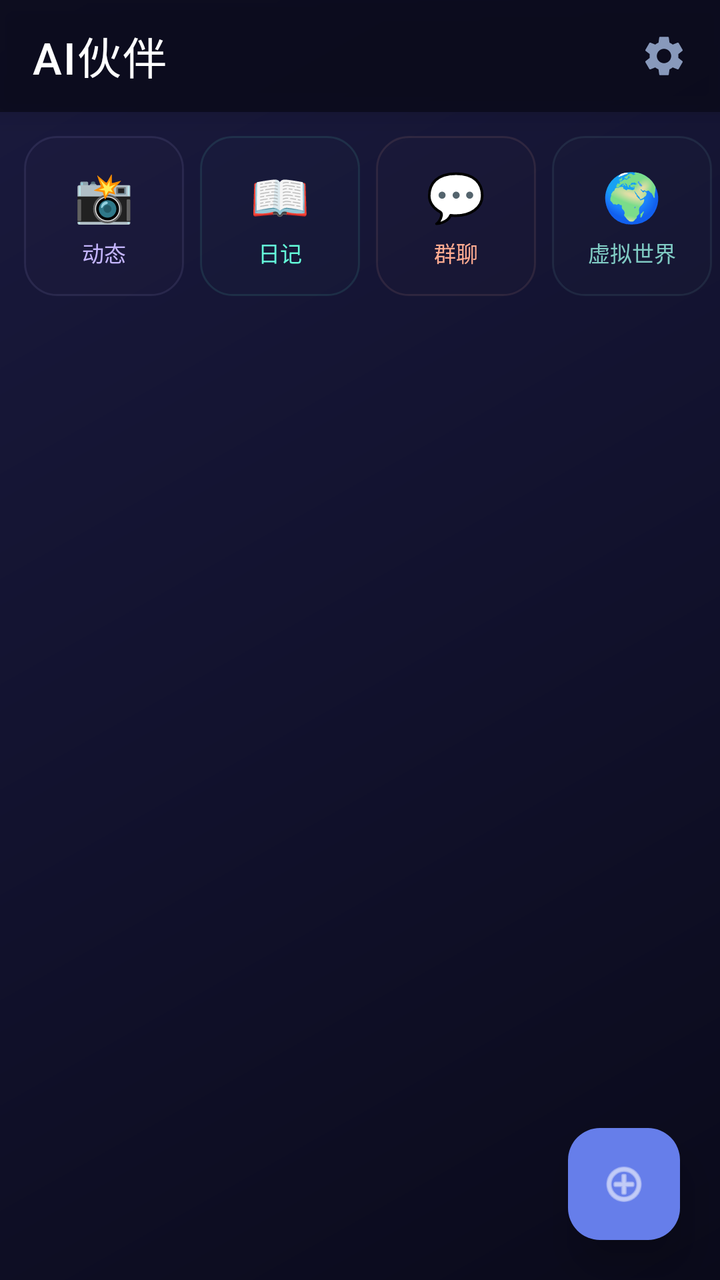
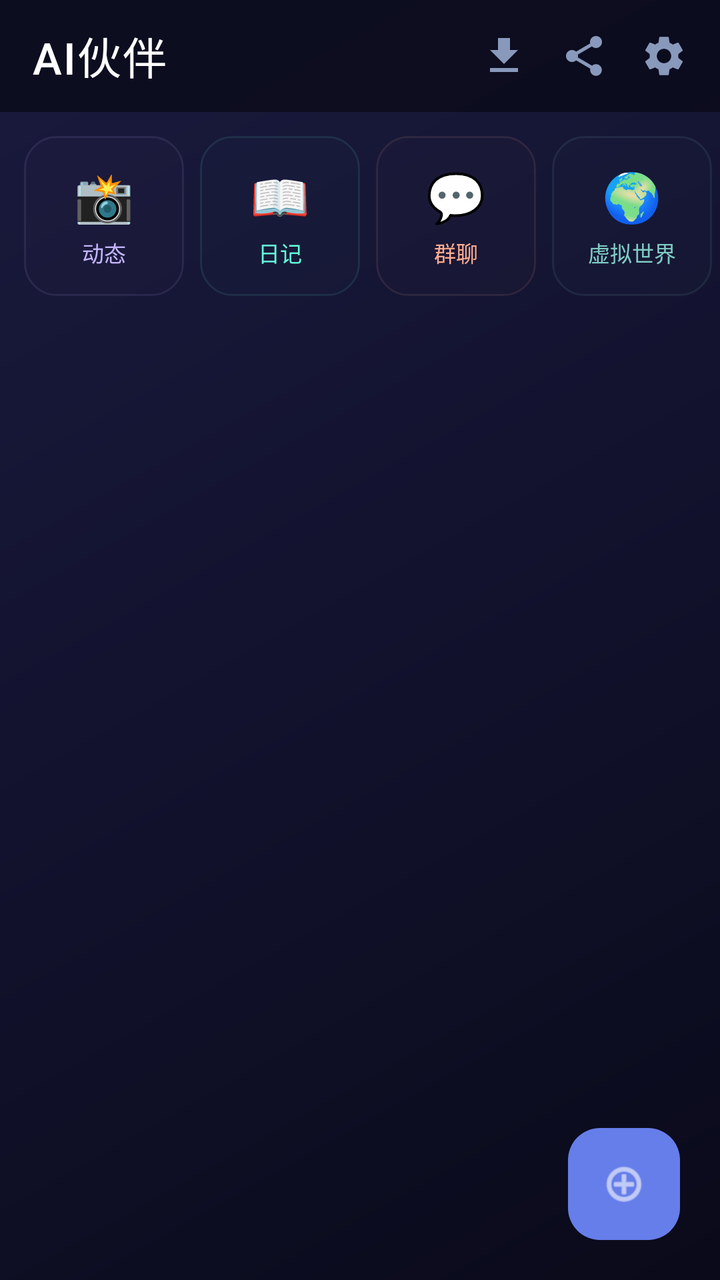

An Android layout rendered at two revisions. The XML below is the earlier revision; the diff shows what the commit changed to produce the second picture.
<!-- AndroidManifest.xml: activity theme Theme.Companion -->
<!-- res/layout/activity_home.xml -->
<?xml version="1.0" encoding="utf-8"?>
<LinearLayout xmlns:android="http://schemas.android.com/apk/res/android"
    xmlns:app="http://schemas.android.com/apk/res-auto"
    android:id="@+id/home_root"
    android:layout_width="match_parent"
    android:layout_height="match_parent"
    android:orientation="vertical"
    android:background="@drawable/bg_gradient">

    <LinearLayout
        android:layout_width="match_parent"
        android:layout_height="56dp"
        android:orientation="horizontal"
        android:gravity="center_vertical"
        android:background="#cc0a0a1a"
        android:elevation="8dp"
        android:paddingStart="16dp"
        android:paddingEnd="8dp">

        <TextView
            android:layout_width="0dp"
            android:layout_height="wrap_content"
            android:layout_weight="1"
            android:text="AI伙伴"
            android:textSize="22sp"
            android:textColor="@android:color/white"
            android:fontFamily="sans-serif-medium"
            android:letterSpacing="0.03" />

        <ImageView
            android:id="@+id/btn_settings_entry"
            android:layout_width="40dp"
            android:layout_height="40dp"
            android:src="@drawable/ic_settings"
            android:padding="8dp"
            android:background="?attr/selectableItemBackgroundBorderless"
            app:tint="#8899bb"
            android:contentDescription="设置" />
    </LinearLayout>

    <HorizontalScrollView
        android:layout_width="match_parent"
        android:layout_height="wrap_content"
        android:scrollbars="none"
        android:paddingStart="12dp"
        android:paddingEnd="12dp"
        android:paddingTop="12dp"
        android:paddingBottom="4dp"
        android:clipToPadding="false"
        android:overScrollMode="never">

        <LinearLayout
            android:layout_width="wrap_content"
            android:layout_height="wrap_content"
            android:orientation="horizontal">

            <LinearLayout
                android:id="@+id/btn_moments_entry"
                android:layout_width="80dp"
                android:layout_height="80dp"
                android:orientation="vertical"
                android:gravity="center"
                android:background="@drawable/bg_feature_card"
                android:layout_marginEnd="8dp"
                android:clickable="true"
                android:focusable="true"
                android:backgroundTint="#1ac4b5fd">

                <TextView
                    android:layout_width="wrap_content"
                    android:layout_height="wrap_content"
                    android:text="📸"
                    android:textSize="24sp" />

                <TextView
                    android:layout_width="wrap_content"
                    android:layout_height="wrap_content"
                    android:text="动态"
                    android:textSize="11sp"
                    android:textColor="#c4b5fd"
                    android:layout_marginTop="4dp" />
            </LinearLayout>

            <LinearLayout
                android:id="@+id/btn_diary_entry"
                android:layout_width="80dp"
                android:layout_height="80dp"
                android:orientation="vertical"
                android:gravity="center"
                android:background="@drawable/bg_feature_card"
                android:layout_marginEnd="8dp"
                android:clickable="true"
                android:focusable="true"
                android:backgroundTint="#1a64ffda">

                <TextView
                    android:layout_width="wrap_content"
                    android:layout_height="wrap_content"
                    android:text="📖"
                    android:textSize="24sp" />

                <TextView
                    android:layout_width="wrap_content"
                    android:layout_height="wrap_content"
                    android:text="日记"
                    android:textSize="11sp"
                    android:textColor="#64ffda"
                    android:layout_marginTop="4dp" />
            </LinearLayout>

            <LinearLayout
                android:id="@+id/btn_group_chat_entry"
                android:layout_width="80dp"
                android:layout_height="80dp"
                android:orientation="vertical"
                android:gravity="center"
                android:background="@drawable/bg_feature_card"
                android:layout_marginEnd="8dp"
                android:clickable="true"
                android:focusable="true"
                android:backgroundTint="#1affab91">

                <TextView
                    android:layout_width="wrap_content"
                    android:layout_height="wrap_content"
                    android:text="💬"
                    android:textSize="24sp" />

                <TextView
                    android:layout_width="wrap_content"
                    android:layout_height="wrap_content"
                    android:text="群聊"
                    android:textSize="11sp"
                    android:textColor="#ffab91"
                    android:layout_marginTop="4dp" />
            </LinearLayout>

            <LinearLayout
                android:id="@+id/btn_virtual_world_entry"
                android:layout_width="80dp"
                android:layout_height="80dp"
                android:orientation="vertical"
                android:gravity="center"
                android:background="@drawable/bg_feature_card"
                android:layout_marginEnd="8dp"
                android:clickable="true"
                android:focusable="true"
                android:backgroundTint="#1a80cbc4">

                <TextView
                    android:layout_width="wrap_content"
                    android:layout_height="wrap_content"
                    android:text="🌍"
                    android:textSize="24sp" />

                <TextView
                    android:layout_width="wrap_content"
                    android:layout_height="wrap_content"
                    android:text="虚拟世界"
                    android:textSize="11sp"
                    android:textColor="#80cbc4"
                    android:layout_marginTop="4dp" />
            </LinearLayout>

            <LinearLayout
                android:id="@+id/btn_profile_entry"
                android:layout_width="80dp"
                android:layout_height="80dp"
                android:orientation="vertical"
                android:gravity="center"
                android:background="@drawable/bg_feature_card"
                android:layout_marginEnd="8dp"
                android:clickable="true"
                android:focusable="true"
                android:backgroundTint="#1affd54f">

                <TextView
                    android:layout_width="wrap_content"
                    android:layout_height="wrap_content"
                    android:text="👤"
                    android:textSize="24sp" />

                <TextView
                    android:layout_width="wrap_content"
                    android:layout_height="wrap_content"
                    android:text="档案"
                    android:textSize="11sp"
                    android:textColor="#ffd54f"
                    android:layout_marginTop="4dp" />
            </LinearLayout>
        </LinearLayout>
    </HorizontalScrollView>

    <FrameLayout
        android:layout_width="match_parent"
        android:layout_height="0dp"
        android:layout_weight="1">

        <androidx.recyclerview.widget.RecyclerView
            android:id="@+id/rv_personas"
            android:layout_width="match_parent"
            android:layout_height="match_parent"
            android:clipToPadding="false"
            android:padding="12dp"
            android:paddingBottom="80dp" />

        <com.google.android.material.floatingactionbutton.FloatingActionButton
            android:id="@+id/fab_add_persona"
            android:layout_width="wrap_content"
            android:layout_height="wrap_content"
            android:layout_gravity="bottom|end"
            android:layout_margin="20dp"
            android:src="@android:drawable/ic_menu_add"
            app:tint="@android:color/white"
            app:backgroundTint="#667eea"
            app:elevation="12dp"
            app:borderWidth="0dp"
            app:pressedTranslationZ="14dp"
            android:contentDescription="新建角色" />
    </FrameLayout>

</LinearLayout>
<!-- resources referenced by this layout -->
<resources>
  <!-- drawable bg_feature_card (drawable) -->
  <?xml version="1.0" encoding="utf-8"?>
  <shape xmlns:android="http://schemas.android.com/apk/res/android"
      android:shape="rectangle">
      <solid android:color="#1a2a2a4a" />
      <corners android:radius="16dp" />
      <stroke
          android:width="1dp"
          android:color="#222244" />
  </shape>
  <!-- drawable bg_gradient (drawable) -->
  <?xml version="1.0" encoding="utf-8"?>
  <shape xmlns:android="http://schemas.android.com/apk/res/android"
      android:shape="rectangle">
      <gradient
          android:type="linear"
          android:angle="135"
          android:startColor="#0a0a1a"
          android:centerColor="#12122e"
          android:endColor="#1a1a3e" />
  </shape>
  <!-- drawable ic_settings (drawable) -->
  <vector xmlns:android="http://schemas.android.com/apk/res/android"
      android:width="24dp"
      android:height="24dp"
      android:viewportWidth="24"
      android:viewportHeight="24">
      <path
          android:fillColor="#FFFFFF"
          android:pathData="M19.14,12.94c0.04,-0.3 0.06,-0.61 0.06,-0.94c0,-0.32 -0.02,-0.64 -0.07,-0.94l2.03,-1.58c0.18,-0.14 0.23,-0.41 0.12,-0.61l-1.92,-3.32c-0.12,-0.22 -0.37,-0.29 -0.59,-0.22l-2.39,0.96c-0.5,-0.38 -1.03,-0.7 -1.62,-0.94L14.4,2.81c-0.04,-0.24 -0.24,-0.41 -0.48,-0.41h-3.84c-0.24,0 -0.43,0.17 -0.47,0.41L9.25,5.35C8.66,5.59 8.12,5.92 7.63,6.29L5.24,5.33c-0.22,-0.08 -0.47,0 -0.59,0.22L2.74,8.87C2.62,9.08 2.66,9.34 2.86,9.48l2.03,1.58C4.84,11.36 4.8,11.69 4.8,12s0.02,0.64 0.07,0.94l-2.03,1.58c-0.18,0.14 -0.23,0.41 -0.12,0.61l1.92,3.32c0.12,0.22 0.37,0.29 0.59,0.22l2.39,-0.96c0.5,0.38 1.03,0.7 1.62,0.94l0.36,2.54c0.05,0.24 0.24,0.41 0.48,0.41h3.84c0.24,0 0.44,-0.17 0.47,-0.41l0.36,-2.54c0.59,-0.24 1.13,-0.56 1.62,-0.94l2.39,0.96c0.22,0.08 0.47,0 0.59,-0.22l1.92,-3.32c0.12,-0.22 0.07,-0.47 -0.12,-0.61L19.14,12.94ZM12,15.6c-1.98,0 -3.6,-1.62 -3.6,-3.6s1.62,-3.6 3.6,-3.6s3.6,1.62 3.6,3.6S13.98,15.6 12,15.6Z"/>
  </vector>
  <color name="accent_blue">#667eea</color>
  <color name="purple_700">#FF3700B3</color>
  <color name="white">#FFFFFFFF</color>
  <color name="accent_cyan">#64ffda</color>
  <color name="teal_700">#FF018786</color>
  <color name="surface_dark">#14142a</color>
  <color name="text_primary">#ececf4</color>
  <color name="bg_start">#0a0a1a</color>
  <color name="accent_purple">#c4b5fd</color>
  <!-- unchanged entries left out for length: 1 -->
</resources>

<!-- the commit's change to res/layout/activity_home.xml (unified diff, before → after) -->
@@ -13,7 +13,6 @@
         android:orientation="horizontal"
         android:gravity="center_vertical"
         android:background="#cc0a0a1a"
-        android:elevation="8dp"
         android:paddingStart="16dp"
         android:paddingEnd="8dp">
 
@@ -26,6 +25,26 @@
             android:textColor="@android:color/white"
             android:fontFamily="sans-serif-medium"
             android:letterSpacing="0.03" />
+
+        <ImageView
+            android:id="@+id/btn_import_personas"
+            android:layout_width="40dp"
+            android:layout_height="40dp"
+            android:src="@drawable/ic_download"
+            android:padding="8dp"
+            android:background="?attr/selectableItemBackgroundBorderless"
+            app:tint="#8899bb"
+            android:contentDescription="导入" />
+
+        <ImageView
+            android:id="@+id/btn_export_personas"
+            android:layout_width="40dp"
+            android:layout_height="40dp"
+            android:src="@drawable/ic_share"
+            android:padding="8dp"
+            android:background="?attr/selectableItemBackgroundBorderless"
+            app:tint="#8899bb"
+            android:contentDescription="导出" />
 
         <ImageView
             android:id="@+id/btn_settings_entry"
@@ -213,9 +232,9 @@
             android:src="@android:drawable/ic_menu_add"
             app:tint="@android:color/white"
             app:backgroundTint="#667eea"
-            app:elevation="12dp"
+            app:elevation="0dp"
             app:borderWidth="0dp"
-            app:pressedTranslationZ="14dp"
+            app:pressedTranslationZ="6dp"
             android:contentDescription="新建角色" />
     </FrameLayout>
 
<!-- resource entries referenced after the edit -->
@@ -21,6 +21,16 @@
           android:centerColor="#12122e"
           android:endColor="#1a1a3e" />
   </shape>
+  <!-- drawable ic_download (drawable) -->
+  <vector xmlns:android="http://schemas.android.com/apk/res/android"
+      android:width="24dp"
+      android:height="24dp"
+      android:viewportWidth="24"
+      android:viewportHeight="24">
+      <path
+          android:fillColor="#FFFFFF"
+          android:pathData="M19,9h-4V3H9v6H5l7,7 7,-7zM5,18v2h14v-2H5z"/>
+  </vector>
   <!-- drawable ic_settings (drawable) -->
   <vector xmlns:android="http://schemas.android.com/apk/res/android"
       android:width="24dp"
@@ -30,6 +40,16 @@
       <path
           android:fillColor="#FFFFFF"
           android:pathData="M19.14,12.94c0.04,-0.3 0.06,-0.61 0.06,-0.94c0,-0.32 -0.02,-0.64 -0.07,-0.94l2.03,-1.58c0.18,-0.14 0.23,-0.41 0.12,-0.61l-1.92,-3.32c-0.12,-0.22 -0.37,-0.29 -0.59,-0.22l-2.39,0.96c-0.5,-0.38 -1.03,-0.7 -1.62,-0.94L14.4,2.81c-0.04,-0.24 -0.24,-0.41 -0.48,-0.41h-3.84c-0.24,0 -0.43,0.17 -0.47,0.41L9.25,5.35C8.66,5.59 8.12,5.92 7.63,6.29L5.24,5.33c-0.22,-0.08 -0.47,0 -0.59,0.22L2.74,8.87C2.62,9.08 2.66,9.34 2.86,9.48l2.03,1.58C4.84,11.36 4.8,11.69 4.8,12s0.02,0.64 0.07,0.94l-2.03,1.58c-0.18,0.14 -0.23,0.41 -0.12,0.61l1.92,3.32c0.12,0.22 0.37,0.29 0.59,0.22l2.39,-0.96c0.5,0.38 1.03,0.7 1.62,0.94l0.36,2.54c0.05,0.24 0.24,0.41 0.48,0.41h3.84c0.24,0 0.44,-0.17 0.47,-0.41l0.36,-2.54c0.59,-0.24 1.13,-0.56 1.62,-0.94l2.39,0.96c0.22,0.08 0.47,0 0.59,-0.22l1.92,-3.32c0.12,-0.22 0.07,-0.47 -0.12,-0.61L19.14,12.94ZM12,15.6c-1.98,0 -3.6,-1.62 -3.6,-3.6s1.62,-3.6 3.6,-3.6s3.6,1.62 3.6,3.6S13.98,15.6 12,15.6Z"/>
+  </vector>
+  <!-- drawable ic_share (drawable) -->
+  <vector xmlns:android="http://schemas.android.com/apk/res/android"
+      android:width="24dp"
+      android:height="24dp"
+      android:viewportWidth="24"
+      android:viewportHeight="24">
+      <path
+          android:fillColor="#FFFFFF"
+          android:pathData="M18,16.08c-0.76,0 -1.44,0.3 -1.96,0.77L8.91,12.7c0.05,-0.23 0.09,-0.46 0.09,-0.7s-0.04,-0.47 -0.09,-0.7l7.05,-4.11c0.54,0.5 1.25,0.81 2.04,0.81 1.66,0 3,-1.34 3,-3s-1.34,-3 -3,-3 -3,1.34 -3,3c0,0.24 0.04,0.47 0.09,0.7L8.04,9.81C7.5,9.31 6.79,9 6,9c-1.66,0 -3,1.34 -3,3s1.34,3 3,3c0.79,0 1.5,-0.31 2.04,-0.81l7.12,4.16c-0.05,0.21 -0.08,0.43 -0.08,0.65 0,1.61 1.31,2.92 2.92,2.92 1.61,0 2.92,-1.31 2.92,-2.92s-1.31,-2.92 -2.92,-2.92z"/>
   </vector>
   <color name="accent_blue">#667eea</color>
   <color name="purple_700">#FF3700B3</color>
